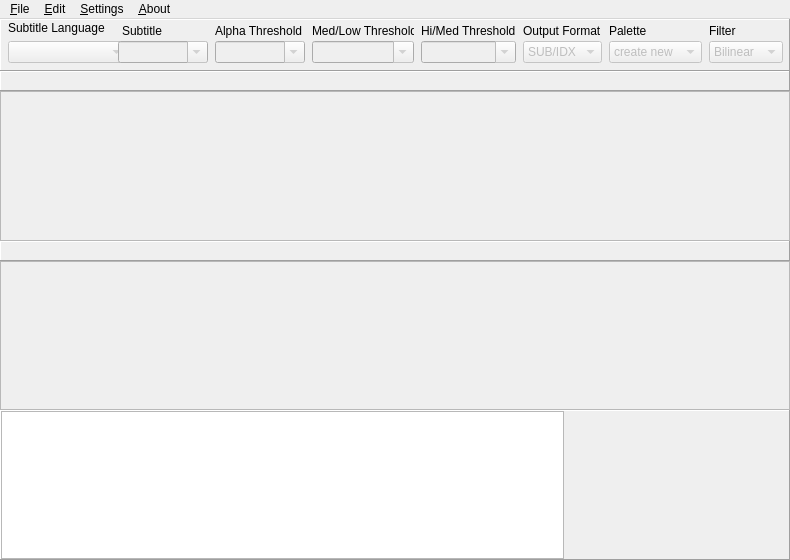
Qt form src/bdsup2sub.ui (amichaelt/BDSup2SubPlusPlus) before a commit.
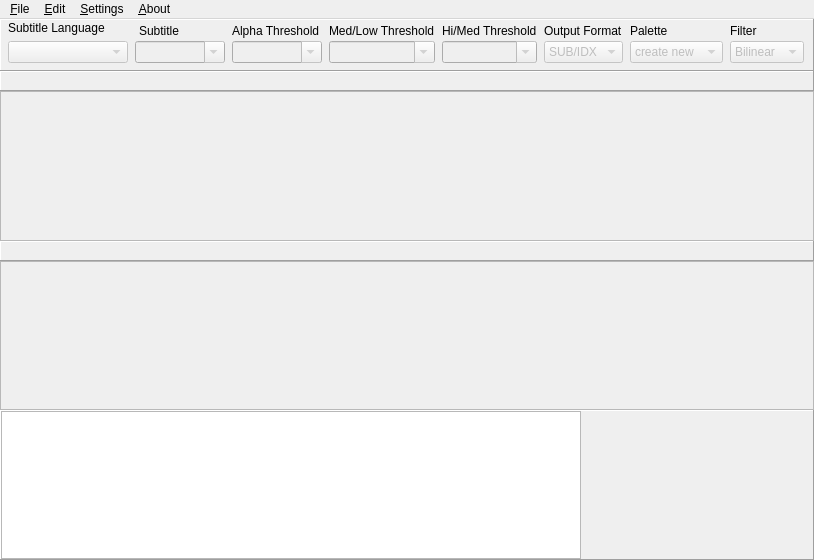
The same form after that commit. Icons and pictures are not drawn. Custom widgets are drawn as their Qt base class.

The edit to the form file:
```diff
--- a/src/bdsup2sub.ui
+++ b/src/bdsup2sub.ui
@@ -6,7 +6,7 @@
    <rect>
     <x>0</x>
     <y>0</y>
-    <width>790</width>
+    <width>814</width>
     <height>560</height>
    </rect>
   </property>
@@ -18,7 +18,7 @@
   </property>
   <property name="minimumSize">
    <size>
-    <width>784</width>
+    <width>814</width>
     <height>560</height>
    </size>
   </property>
@@ -496,7 +496,7 @@
         <rect>
          <x>0</x>
          <y>0</y>
-         <width>788</width>
+         <width>812</width>
          <height>147</height>
         </rect>
        </property>
@@ -568,7 +568,7 @@
         <rect>
          <x>0</x>
          <y>0</y>
-         <width>788</width>
+         <width>812</width>
          <height>148</height>
         </rect>
        </property>
@@ -644,7 +644,7 @@
     <rect>
      <x>0</x>
      <y>0</y>
-     <width>790</width>
+     <width>814</width>
      <height>21</height>
     </rect>
    </property>
```
Left out of the diff: 3 changed lines with no effect on the pictures.
